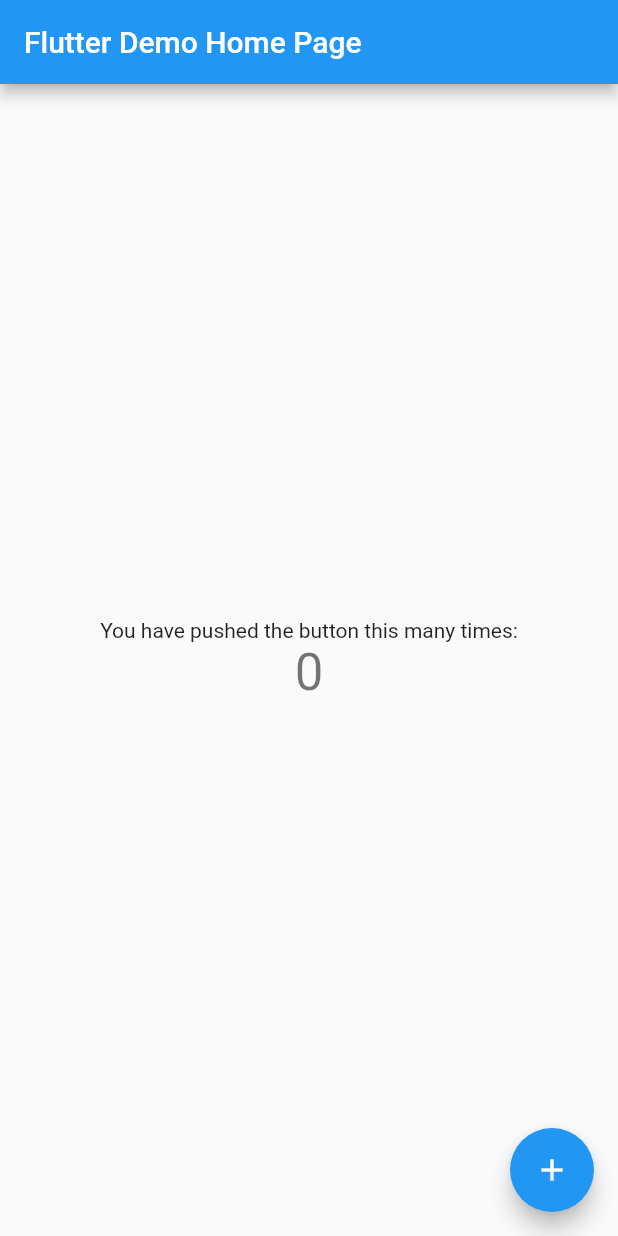
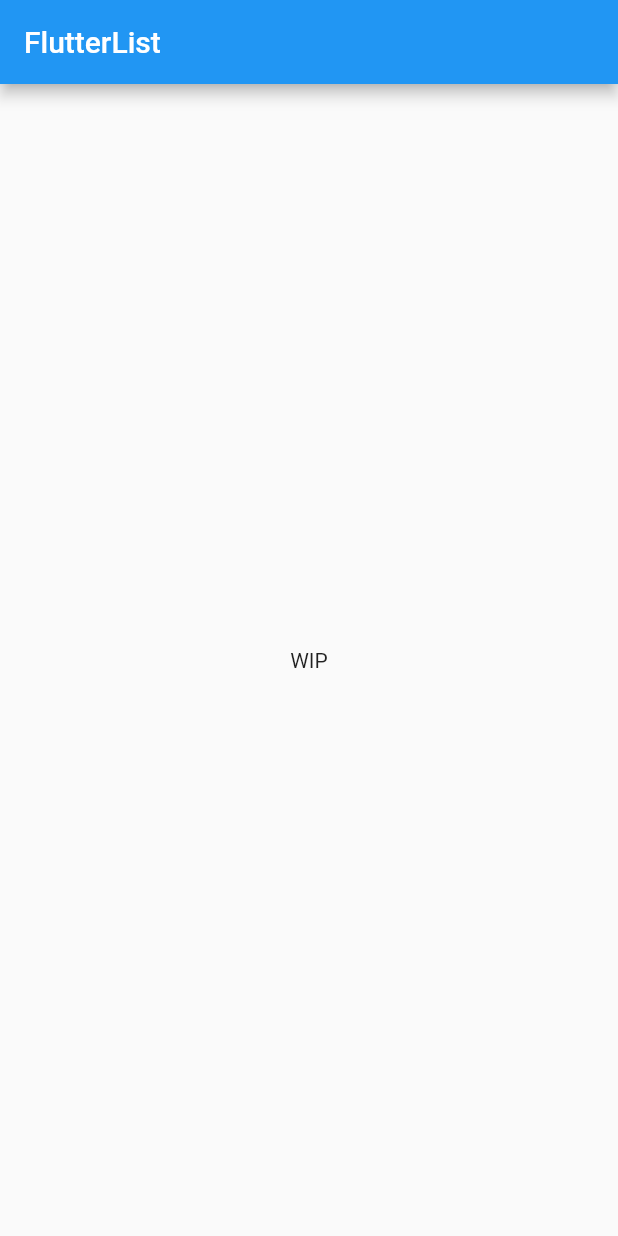
Before and after one commit to JesterOrNot/FlutterList, a Flutter app: the screen it shows after launch, on a phone screen of 412 x 824 dp. Run offline on Flutter 3.47's test engine with Material 2 defaults, Android fonts, the phone set to English and light mode, and no system bars.

Commit message:
add stuff

```diff
--- a/lib/main.dart
+++ b/lib/main.dart
@@ -1,111 +1,20 @@
 import 'package:flutter/material.dart';
 
-void main() => runApp(MyApp());
+void main() => runApp(MainActivity());
 
-class MyApp extends StatelessWidget {
-  // This widget is the root of your application.
+class MainActivity extends StatelessWidget {
     @override
     Widget build(BuildContext context) {
         return MaterialApp(
-      title: 'Flutter Demo',
-      theme: ThemeData(
-        // This is the theme of your application.
-        //
-        // Try running your application with "flutter run". You'll see the
-        // application has a blue toolbar. Then, without quitting the app, try
-        // changing the primarySwatch below to Colors.green and then invoke
-        // "hot reload" (press "r" in the console where you ran "flutter run",
-        // or simply save your changes to "hot reload" in a Flutter IDE).
-        // Notice that the counter didn't reset back to zero; the application
-        // is not restarted.
-        primarySwatch: Colors.blue,
+            title: "FlutterList",
+            home: Scaffold(
+                appBar: AppBar(
+                    title: Text("FlutterList"),
                 ),
-      home: MyHomePage(title: 'Flutter Demo Home Page'),
+                body: Center(
+                    child: Text("WIP"),
+                ),
+            ),
         );
     }
 }
-
-class MyHomePage extends StatefulWidget {
-  MyHomePage({Key key, this.title}) : super(key: key);
-
-  // This widget is the home page of your application. It is stateful, meaning
-  // that it has a State object (defined below) that contains fields that affect
-  // how it looks.
-
-  // This class is the configuration for the state. It holds the values (in this
-  // case the title) provided by the parent (in this case the App widget) and
-  // used by the build method of the State. Fields in a Widget subclass are
-  // always marked "final".
-
-  final String title;
-
-  @override
-  _MyHomePageState createState() => _MyHomePageState();
-}
-
-class _MyHomePageState extends State<MyHomePage> {
-  int _counter = 0;
-
-  void _incrementCounter() {
-    setState(() {
-      // This call to setState tells the Flutter framework that something has
-      // changed in this State, which causes it to rerun the build method below
-      // so that the display can reflect the updated values. If we changed
-      // _counter without calling setState(), then the build method would not be
-      // called again, and so nothing would appear to happen.
-      _counter++;
-    });
-  }
-
-  @override
-  Widget build(BuildContext context) {
-    // This method is rerun every time setState is called, for instance as done
-    // by the _incrementCounter method above.
-    //
-    // The Flutter framework has been optimized to make rerunning build methods
-    // fast, so that you can just rebuild anything that needs updating rather
-    // than having to individually change instances of widgets.
-    return Scaffold(
-      appBar: AppBar(
-        // Here we take the value from the MyHomePage object that was created by
-        // the App.build method, and use it to set our appbar title.
-        title: Text(widget.title),
-      ),
-      body: Center(
-        // Center is a layout widget. It takes a single child and positions it
-        // in the middle of the parent.
-        child: Column(
-          // Column is also a layout widget. It takes a list of children and
-          // arranges them vertically. By default, it sizes itself to fit its
-          // children horizontally, and tries to be as tall as its parent.
-          //
-          // Invoke "debug painting" (press "p" in the console, choose the
-          // "Toggle Debug Paint" action from the Flutter Inspector in Android
-          // Studio, or the "Toggle Debug Paint" command in Visual Studio Code)
-          // to see the wireframe for each widget.
-          //
-          // Column has various properties to control how it sizes itself and
-          // how it positions its children. Here we use mainAxisAlignment to
-          // center the children vertically; the main axis here is the vertical
-          // axis because Columns are vertical (the cross axis would be
-          // horizontal).
-          mainAxisAlignment: MainAxisAlignment.center,
-          children: <Widget>[
-            Text(
-              'You have pushed the button this many times:',
-            ),
-            Text(
-              '$_counter',
-              style: Theme.of(context).textTheme.display1,
-            ),
-          ],
-        ),
-      ),
-      floatingActionButton: FloatingActionButton(
-        onPressed: _incrementCounter,
-        tooltip: 'Increment',
-        child: Icon(Icons.add),
-      ), // This trailing comma makes auto-formatting nicer for build methods.
-    );
-  }
-}
```
Lines whose indentation alone changed are shown as unchanged.
